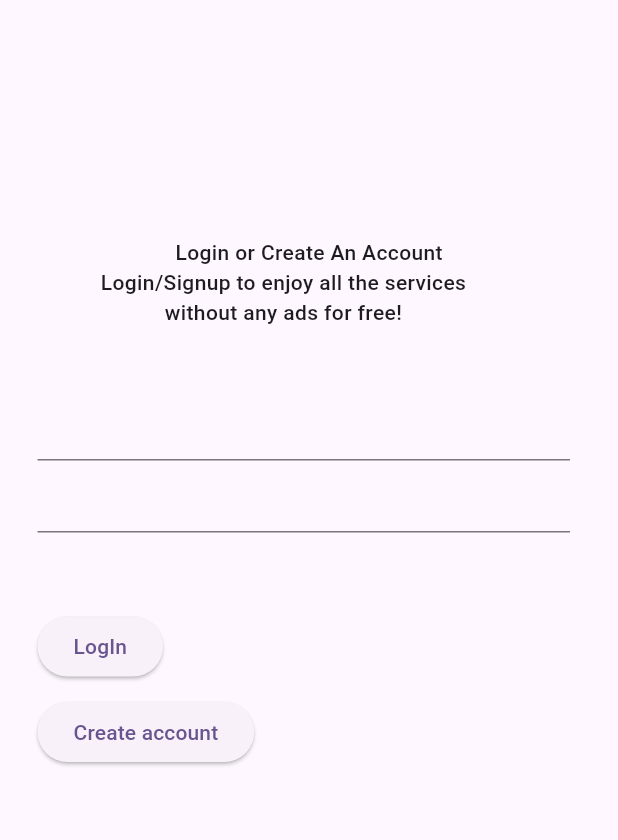
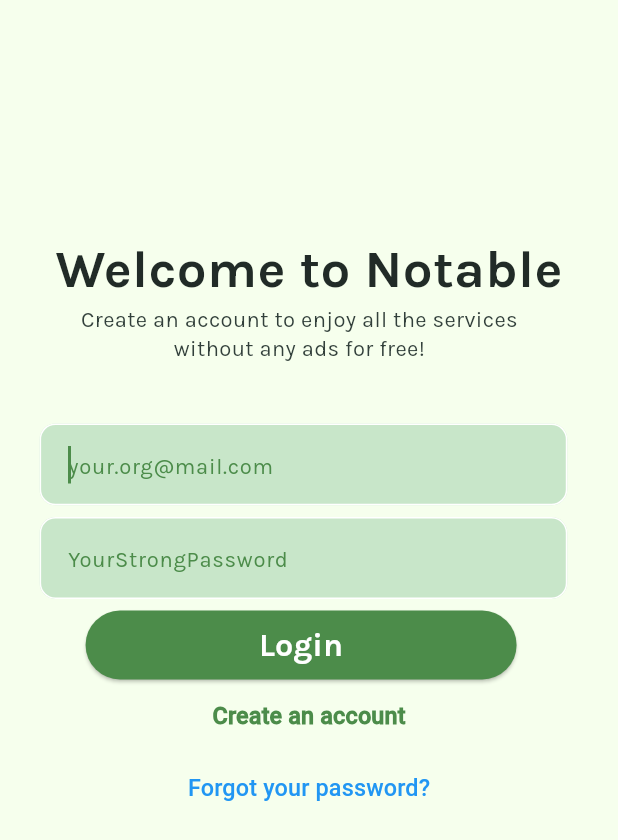
Before and after one commit to ElGreKost/Notable, a Flutter app: the screen it shows after launch, on a phone screen of 412 x 824 dp. Shown: the top 840 px of the screen. Run offline on Flutter 3.47's test engine with Material 3 defaults, Android fonts, the phone set to English and light mode, and no system bars; our stand-ins replace cached_network_image, camera, cloud_firestore, firebase_auth, firebase_core, flutter_breadcrumb and 3 more; missing offline and left inert: country_pickers, google_mlkit_text_recognition; accounts and stored records are empty.

Commit message:
Changed theme to our own and updated the old login screen to be reused later on

```diff
--- a/notable/lib/main.dart
+++ b/notable/lib/main.dart
@@ -1,5 +1,6 @@
 import 'package:flutter/material.dart';
 import 'package:flutter/services.dart';
+import 'package:notable/core/app_export.dart';
 import 'package:notable/routes/app_routes.dart';
 import 'package:firebase_core/firebase_core.dart';
 import 'package:provider/provider.dart';
@@ -13,17 +14,7 @@ void main() async {
   WidgetsFlutterBinding.ensureInitialized();
   await Firebase.initializeApp(options: DefaultFirebaseOptions.currentPlatform);
 
-  // const FirebaseOptions firebaseOptions = FirebaseOptions(
-  //   apiKey: 'AIzaSyC_t7R-Bx1iqBoAmsfNhRaJj4s0wyEBHG8',
-  //   authDomain: 'notabledb.firebaseapp.com',
-  //   projectId: 'notabledb',
-  //   storageBucket: 'notabledb.appspot.com',
-  //   messagingSenderId: '689719737579',
-  //   appId: '1:689719737579:android:2542b3d80c245ce19452ae',
-  //   //measurementId: 'your-measurement-id',
-  // );
 
-  ///Please update theme as per your need if required.
   // ThemeHelper().changeTheme('primary');
   runApp(const MyApp());
 }
@@ -38,11 +29,8 @@ class MyApp extends StatelessWidget {
       child: MaterialApp(
         debugShowCheckedModeBanner: false,
         title: 'Flutter Demo',
-        theme: ThemeData(
-          colorScheme: ColorScheme.fromSeed(seedColor: Colors.deepPurple),
-          useMaterial3: true
-        ),
-        initialRoute: AppRoutes.loginsignupScreen,
+        theme: theme,
+        initialRoute: AppRoutes.loginsignupScreen1,
         routes: AppRoutes.routes,
       ),
     );
--- a/notable/lib/routes/app_routes.dart
+++ b/notable/lib/routes/app_routes.dart
@@ -1,17 +1,19 @@
 import 'package:flutter/material.dart';
 import '../presentation/loginsignup_screen/loginsignup_screen.dart';
+import '../presentation/signup_screen/signup_screen.dart';
 import '../screens/homepage/homepage_screen.dart';
 import '../screens/camera/camera_screen.dart';
+import '../screens/loginsignup/loginsignup_screen.dart';
 import '../screens/opennote/opennote_screen.dart';
 import '../screens/create_account/create_account_screen.dart';
 import '../screens/my_profile/my_profile_screen.dart';
 import '../screens/app_navigation/app_navigation_screen.dart';
 import '../screens/textpreview/textpreview_page.dart';
-import '../presentation/signup_screen/signup_screen.dart';
 
 
 class AppRoutes {
   static const String loginsignupScreen = '/loginsignup_screen';
+  static const String loginsignupScreen1 = '/loginsignup_screen';
 
   static const String homepageScreen = '/homepage_screen';
 
@@ -33,6 +35,7 @@ class AppRoutes {
   //  and a Widget that is the page itself.
   static Map<String, WidgetBuilder> routes = {
     loginsignupScreen: (context) => LoginsignupScreen(),
+    loginsignupScreen1: (context) => LoginsignupScreen1(),
     homepageScreen: (context) => HomepageScreen(),
     cameraScreen: (context) => CameraScreen(),
     textpreviewPage: (context) => const TextPreviewPage(), // changed from page-container to page
--- a/notable/lib/screens/loginsignup/loginsignup_screen.dart
+++ b/notable/lib/screens/loginsignup/loginsignup_screen.dart
@@ -2,16 +2,14 @@ import 'package:flutter/material.dart';
 import '../../core/app_export.dart';
 import '../../widgets/custom_elevated_button.dart';
 import '../../widgets/custom_text_form_field.dart';
-import '../../widgets/alerts.dart';
 
 // ignore_for_file: must_be_immutable
-class LoginsignupScreen extends StatelessWidget {
-  LoginsignupScreen({Key? key}) : super(key: key);
+class LoginsignupScreen1 extends StatelessWidget {
+  LoginsignupScreen1({Key? key}) : super(key: key);
 
   TextEditingController emailController = TextEditingController();
   TextEditingController passwordController = TextEditingController();
 
-  // TODO understand GlobalKeys Usage
   final GlobalKey<FormState> _formKey = GlobalKey<FormState>();
 
   @override
```
